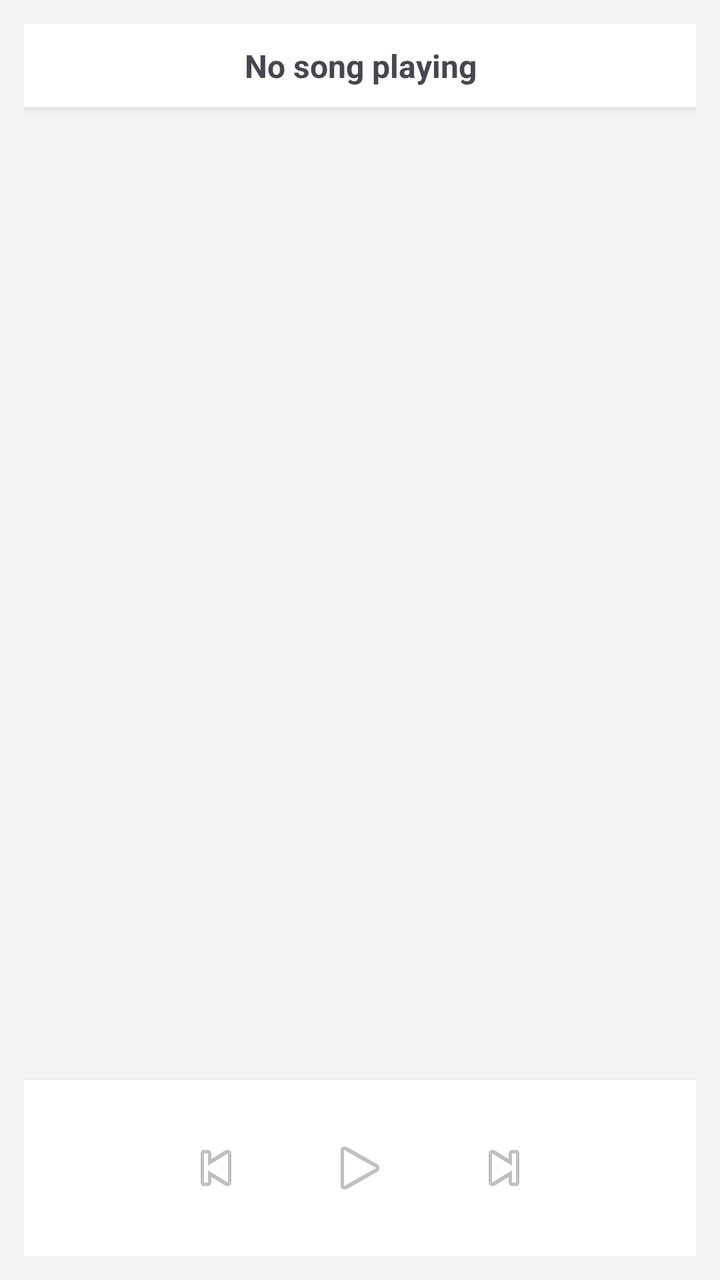
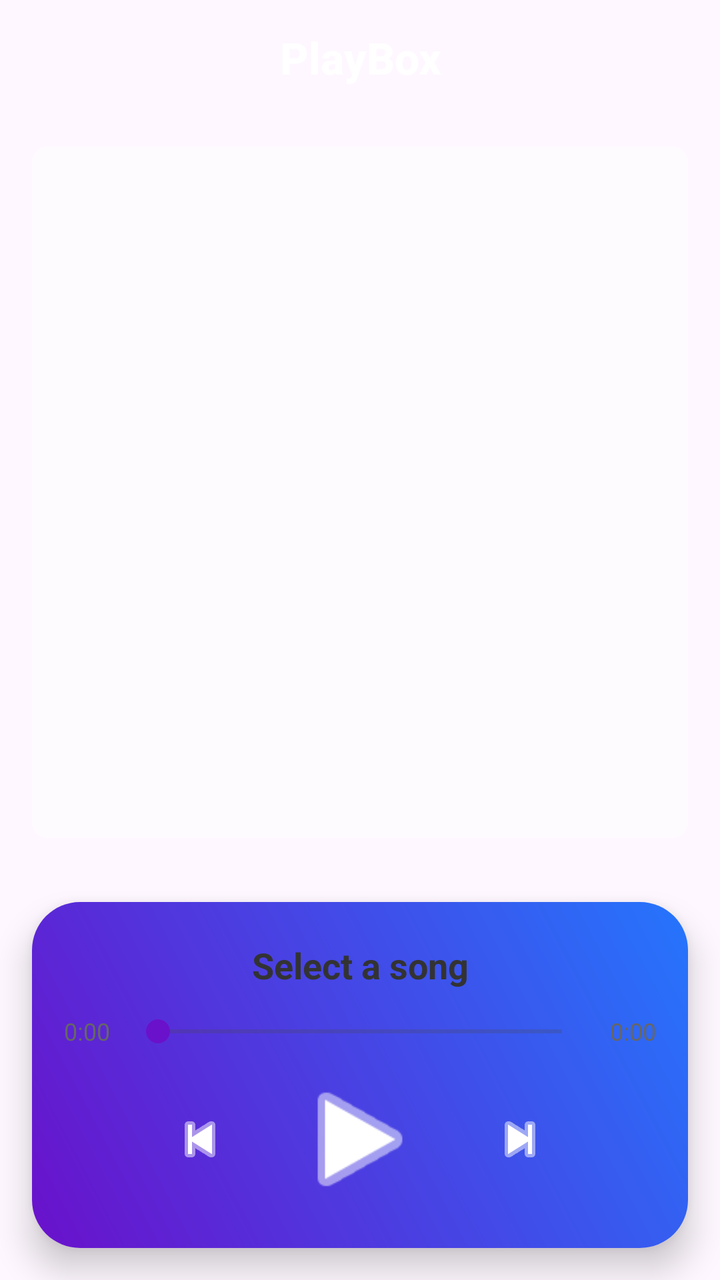

An Android layout rendered at two revisions. The XML below is the earlier revision; the diff shows what the commit changed to produce the second picture.
<!-- AndroidManifest.xml: application theme Theme.PlayBox -->
<!-- res/layout/activity_main.xml -->
<?xml version="1.0" encoding="utf-8"?>
<LinearLayout xmlns:android="http://schemas.android.com/apk/res/android"
    android:layout_width="match_parent"
    android:layout_height="match_parent"
    android:orientation="vertical"
    android:background="#F5F5F5"
    android:padding="12dp">

    
    <TextView
        android:id="@+id/txtSongName"
        android:layout_width="match_parent"
        android:layout_height="wrap_content"
        android:text="No song playing"
        android:textSize="16sp"
        android:textStyle="bold"
        android:gravity="center"
        android:padding="10dp"
        android:background="#FFFFFF"
        android:elevation="4dp" />

    
    <ListView
        android:id="@+id/songListView"
        android:layout_width="match_parent"
        android:layout_height="0dp"
        android:layout_weight="1"
        android:divider="@android:color/transparent"
        android:dividerHeight="8dp"
        android:paddingTop="8dp" />

    
    <LinearLayout
        android:id="@+id/controlsLayout"
        android:layout_width="match_parent"
        android:layout_height="wrap_content"
        android:orientation="horizontal"
        android:gravity="center"
        android:padding="12dp"
        android:background="#FFFFFF"
        android:elevation="6dp">

        <ImageButton
            android:id="@+id/btnPrev"
            android:layout_width="48dp"
            android:layout_height="48dp"
            android:background="?attr/selectableItemBackgroundBorderless"
            android:src="@android:drawable/ic_media_previous"
            android:contentDescription="Previous" />

        <ImageButton
            android:id="@+id/btnPlay"
            android:layout_width="64dp"
            android:layout_height="64dp"
            android:layout_marginHorizontal="16dp"
            android:background="?attr/selectableItemBackgroundBorderless"
            android:src="@android:drawable/ic_media_play"
            android:contentDescription="Play" />

        <ImageButton
            android:id="@+id/btnNext"
            android:layout_width="48dp"
            android:layout_height="48dp"
            android:background="?attr/selectableItemBackgroundBorderless"
            android:src="@android:drawable/ic_media_next"
            android:contentDescription="Next" />
    </LinearLayout>

</LinearLayout>
<!-- resources referenced by this layout -->
<resources>
  <style name="Theme.PlayBox" parent="Base.Theme.PlayBox" />
  <style name="Base.Theme.PlayBox" parent="Theme.Material3.DayNight.NoActionBar">
          
          
      </style>
</resources>

<!-- the commit's change to res/layout/activity_main.xml (unified diff, before → after) -->
@@ -1,69 +1,133 @@
 <?xml version="1.0" encoding="utf-8"?>
 <LinearLayout xmlns:android="http://schemas.android.com/apk/res/android"
+    xmlns:app="http://schemas.android.com/apk/res-auto"
     android:layout_width="match_parent"
     android:layout_height="match_parent"
     android:orientation="vertical"
-    android:background="#F5F5F5"
-    android:padding="12dp">
+    android:weightSum="10">
 
-    
     <TextView
-        android:id="@+id/txtSongName"
         android:layout_width="match_parent"
-        android:layout_height="wrap_content"
-        android:text="No song playing"
-        android:textSize="16sp"
+        android:layout_height="0dp"
+        android:layout_weight="1"
+        android:text="PlayBox"
+        android:textColor="#FFFFFF"
+        android:textSize="22sp"
         android:textStyle="bold"
         android:gravity="center"
-        android:padding="10dp"
-        android:background="#FFFFFF"
-        android:elevation="4dp" />
+        android:fontFamily="sans-serif-medium"/>
 
-    
     <ListView
         android:id="@+id/songListView"
         android:layout_width="match_parent"
         android:layout_height="0dp"
-        android:layout_weight="1"
-        android:divider="@android:color/transparent"
-        android:dividerHeight="8dp"
-        android:paddingTop="8dp" />
+        android:layout_weight="6"
+        android:layout_margin="16dp"
+        android:background="@drawable/rounded_bg_white"
+        android:backgroundTint="#80FFFFFF"
+        android:divider="@android:color/white"
+        android:dividerHeight="1dp" />
 
-    
-    <LinearLayout
-        android:id="@+id/controlsLayout"
+    <androidx.cardview.widget.CardView
         android:layout_width="match_parent"
-        android:layout_height="wrap_content"
-        android:orientation="horizontal"
-        android:gravity="center"
-        android:padding="12dp"
-        android:background="#FFFFFF"
-        android:elevation="6dp">
+        android:layout_height="0dp"
+        android:layout_weight="3"
+        android:layout_margin="16dp"
+        app:cardCornerRadius="24dp"
+        app:cardElevation="10dp"
+        app:cardBackgroundColor="#FFFFFF">
 
-        <ImageButton
-            android:id="@+id/btnPrev"
-            android:layout_width="48dp"
-            android:layout_height="48dp"
-            android:background="?attr/selectableItemBackgroundBorderless"
-            android:src="@android:drawable/ic_media_previous"
-            android:contentDescription="Previous" />
+        <LinearLayout
+            android:layout_width="match_parent"
+            android:layout_height="match_parent"
+            android:orientation="vertical"
+            android:padding="16dp"
+            android:background="@drawable/bg_gradient"
+            android:gravity="center">
 
-        <ImageButton
-            android:id="@+id/btnPlay"
-            android:layout_width="64dp"
-            android:layout_height="64dp"
-            android:layout_marginHorizontal="16dp"
-            android:background="?attr/selectableItemBackgroundBorderless"
-            android:src="@android:drawable/ic_media_play"
-            android:contentDescription="Play" />
+            <TextView
+                android:id="@+id/txtSongName"
+                android:layout_width="match_parent"
+                android:layout_height="wrap_content"
+                android:text="Select a song"
+                android:textColor="#333333"
+                android:textSize="18sp"
+                android:textStyle="bold"
+                android:singleLine="true"
+                android:ellipsize="marquee"
+                android:marqueeRepeatLimit="marquee_forever"
+                android:focusable="true"
+                android:focusableInTouchMode="true"
+                android:gravity="center"
+                android:layout_marginBottom="12dp"/>
 
-        <ImageButton
-            android:id="@+id/btnNext"
-            android:layout_width="48dp"
-            android:layout_height="48dp"
-            android:background="?attr/selectableItemBackgroundBorderless"
-            android:src="@android:drawable/ic_media_next"
-            android:contentDescription="Next" />
-    </LinearLayout>
+            <LinearLayout
+                android:layout_width="match_parent"
+                android:layout_height="wrap_content"
+                android:orientation="horizontal"
+                android:gravity="center_vertical">
+
+                <TextView
+                    android:id="@+id/txtStartTime"
+                    android:layout_width="wrap_content"
+                    android:layout_height="wrap_content"
+                    android:text="0:00"
+                    android:textSize="12sp"
+                    android:textColor="#666"/>
+
+                <SeekBar
+                    android:id="@+id/seekBar"
+                    android:layout_width="0dp"
+                    android:layout_height="wrap_content"
+                    android:layout_weight="1"
+                    android:layout_marginHorizontal="8dp"
+                    android:progressTint="#6A11CB"
+                    android:thumbTint="#6A11CB"/>
+
+                <TextView
+                    android:id="@+id/txtEndTime"
+                    android:layout_width="wrap_content"
+                    android:layout_height="wrap_content"
+                    android:text="0:00"
+                    android:textSize="12sp"
+                    android:textColor="#666"/>
+            </LinearLayout>
+
+            <LinearLayout
+                android:layout_width="match_parent"
+                android:layout_height="wrap_content"
+                android:orientation="horizontal"
+                android:gravity="center"
+                android:layout_marginTop="10dp">
+
+                <ImageButton
+                    android:id="@+id/btnPrev"
+                    android:layout_width="50dp"
+                    android:layout_height="50dp"
+                    android:background="?attr/selectableItemBackgroundBorderless"
+                    android:src="@android:drawable/ic_media_previous"
+                    app:tint="#ffffff" />
+
+                <ImageButton
+                    android:id="@+id/btnPlay"
+                    android:layout_width="70dp"
+                    android:layout_height="70dp"
+                    android:layout_marginHorizontal="20dp"
+                    android:background="?attr/selectableItemBackgroundBorderless"
+                    android:scaleType="fitCenter"
+                    android:src="@android:drawable/ic_media_play"
+                    app:tint="#ffffff" />
+
+                <ImageButton
+                    android:id="@+id/btnNext"
+                    android:layout_width="50dp"
+                    android:layout_height="50dp"
+                    android:background="?attr/selectableItemBackgroundBorderless"
+                    android:src="@android:drawable/ic_media_next"
+                    app:tint="#ffffff"/>
+            </LinearLayout>
+
+        </LinearLayout>
+    </androidx.cardview.widget.CardView>
 
 </LinearLayout>
<!-- resource entries referenced after the edit -->
@@ -1,5 +1,28 @@
 <!-- resources referenced by this layout -->
 <resources>
+  <!-- drawable bg_gradient (drawable) -->
+  <?xml version="1.0" encoding="utf-8"?>
+  <shape xmlns:android="http://schemas.android.com/apk/res/android">
+      <gradient
+          android:startColor="#6A11CB"
+          android:endColor="#2575FC"
+          android:angle="45" />
+  </shape>
+  <!-- drawable rounded_bg_white (drawable) -->
+  <?xml version="1.0" encoding="utf-8"?>
+  <shape xmlns:android="http://schemas.android.com/apk/res/android"
+      android:shape="rectangle">
+  
+      
+      <solid android:color="@android:color/white" />
+  
+      
+      <corners android:radius="8dp" />
+  
+      
+      
+  
+  </shape>
   <style name="Theme.PlayBox" parent="Base.Theme.PlayBox" />
   <style name="Base.Theme.PlayBox" parent="Theme.Material3.DayNight.NoActionBar">
           
